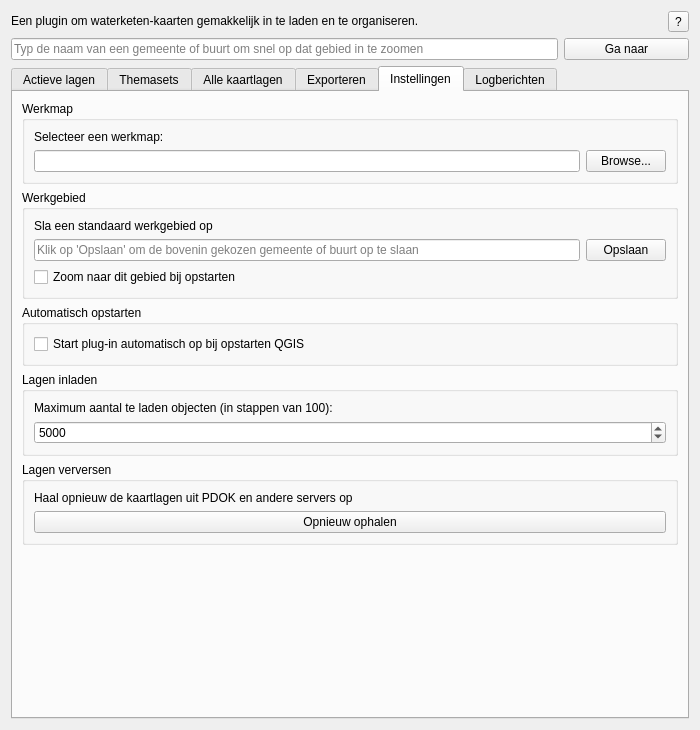
Old version of the form gui/nad_maps_dockwidget.ui in the repository NAD-Dataplatform/NADmaps.
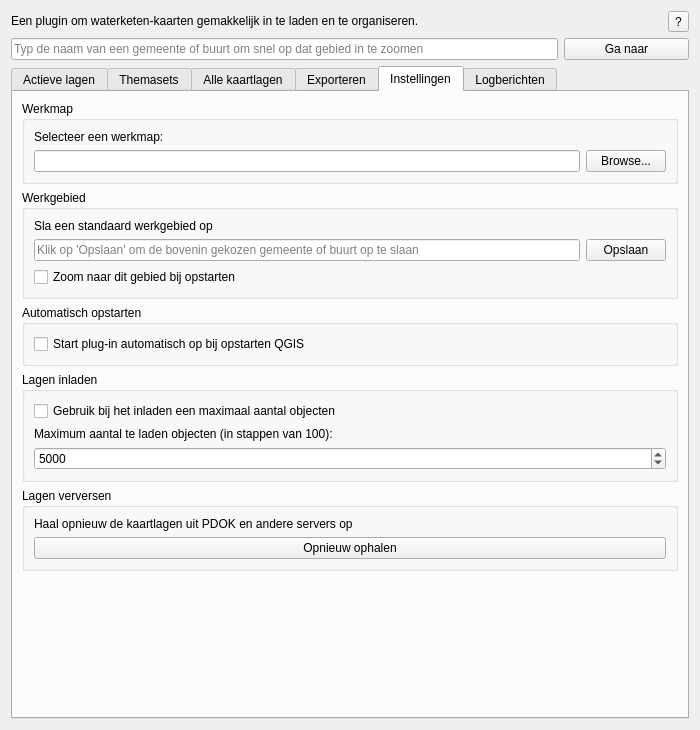
New version of the form. The open tabs and pages were chosen to show the change.

```diff
--- a/gui/nad_maps_dockwidget.ui
+++ b/gui/nad_maps_dockwidget.ui
@@ -909,6 +909,13 @@
           <string>Lagen inladen</string>
          </property>
          <layout class="QVBoxLayout" name="verticalLayout_5">
+          <item>
+           <widget class="QCheckBox" name="checkBox_MaxNumFeatures">
+            <property name="text">
+             <string>Gebruik bij het inladen een maximaal aantal objecten</string>
+            </property>
+           </widget>
+          </item>
           <item>
            <widget class="QLabel" name="label_MaxNumFeatures">
             <property name="text">
```
Left out of the diff: 3 changed lines with no effect on the pictures.
